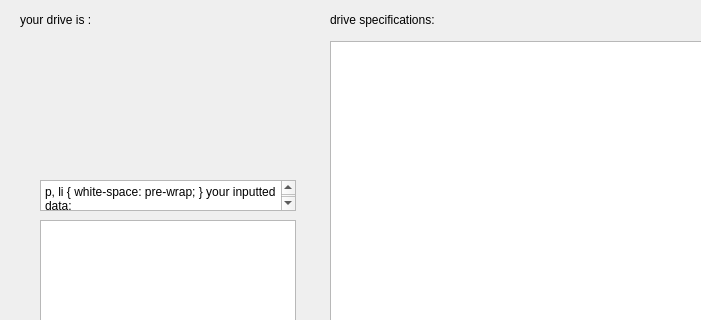
Above: gui/ui/result_dialog.ui from AimanHaidar/harmonic-drive-selector before the change; both pictures show x 0 to 701 and y 0 to 320 of the 794 by 448 pixel window. Below: the same form after it.
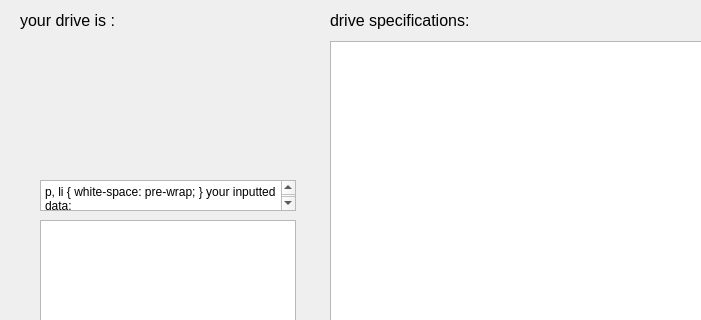
That is the form after the change. Icons and pictures are not drawn.

The edit to the form file:
```diff
--- a/gui/ui/result_dialog.ui
+++ b/gui/ui/result_dialog.ui
@@ -46,10 +46,15 @@
     <rect>
      <x>20</x>
      <y>10</y>
-     <width>91</width>
-     <height>19</height>
+     <width>121</width>
+     <height>21</height>
     </rect>
    </property>
+   <property name="font">
+    <font>
+     <pointsize>12</pointsize>
+    </font>
+   </property>
    <property name="text">
     <string>your drive is :</string>
    </property>
@@ -107,11 +112,16 @@
    <property name="geometry">
     <rect>
      <x>330</x>
-     <y>10</y>
+     <y>0</y>
      <width>231</width>
-     <height>19</height>
+     <height>41</height>
     </rect>
    </property>
+   <property name="font">
+    <font>
+     <pointsize>12</pointsize>
+    </font>
+   </property>
    <property name="text">
     <string>drive specifications:</string>
    </property>
```
